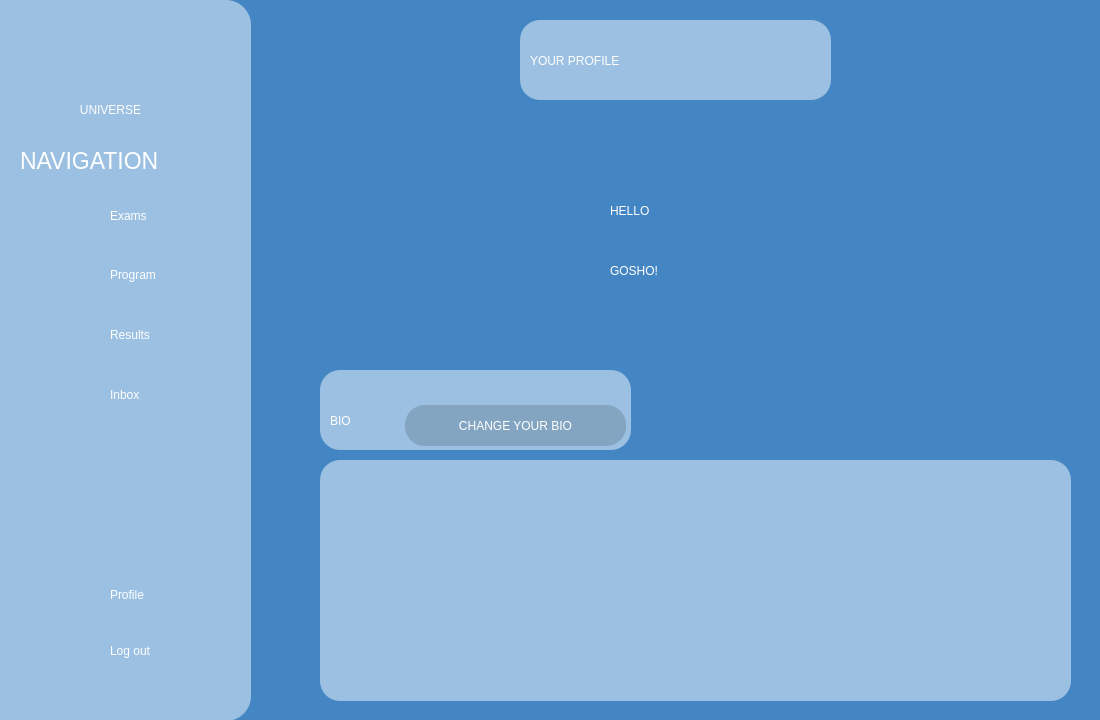
Qt form AGUniverse/presentationLayer/profile.ui (codingburgas/sprint-eschool-ag-universe) before a commit.
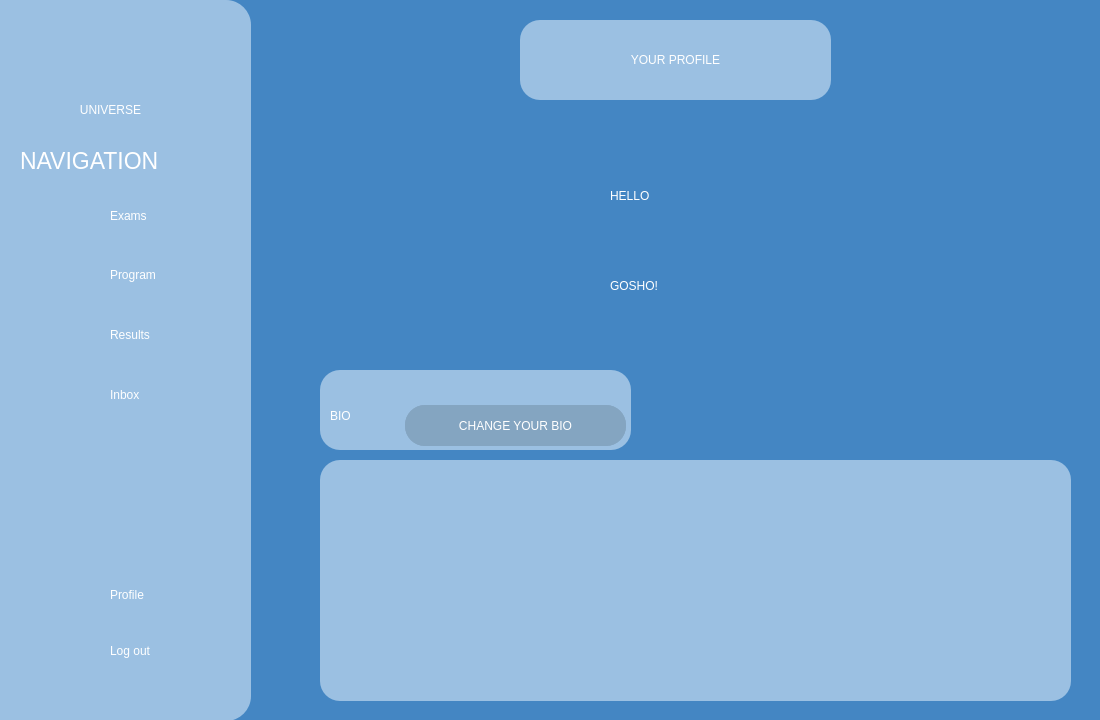
The same form after that commit. Icons and pictures are not drawn.

Commit message: Fix font in profile page

What changed in the file:
```diff
--- a/AGUniverse/presentationLayer/profile.ui
+++ b/AGUniverse/presentationLayer/profile.ui
@@ -75,7 +75,7 @@
 font: 500 26pt &quot;Zantroke&quot;;</string>
     </property>
     <property name="text">
-     <string>YOUR PROFILE</string>
+     <string>&lt;html&gt;&lt;head/&gt;&lt;body&gt;&lt;p align=&quot;center&quot;&gt;YOUR PROFILE&lt;/p&gt;&lt;/body&gt;&lt;/html&gt;</string>
     </property>
    </widget>
   </widget>
@@ -83,9 +83,9 @@
    <property name="geometry">
     <rect>
      <x>610</x>
-     <y>180</y>
+     <y>150</y>
      <width>291</width>
-     <height>61</height>
+     <height>91</height>
     </rect>
    </property>
    <property name="styleSheet">
@@ -104,7 +104,7 @@
      <x>610</x>
      <y>240</y>
      <width>291</width>
-     <height>61</height>
+     <height>91</height>
     </rect>
    </property>
    <property name="styleSheet">
@@ -160,7 +160,7 @@
     <property name="geometry">
      <rect>
       <x>10</x>
-      <y>20</y>
+      <y>15</y>
       <width>71</width>
       <height>61</height>
      </rect>
```
Left out of the diff: 10 changed lines with no effect on the pictures. The commit also changes 1 other file.
